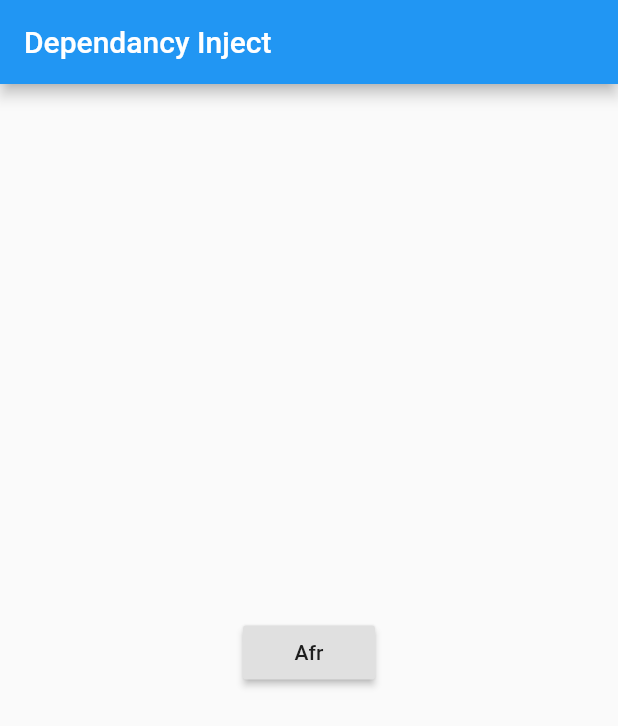
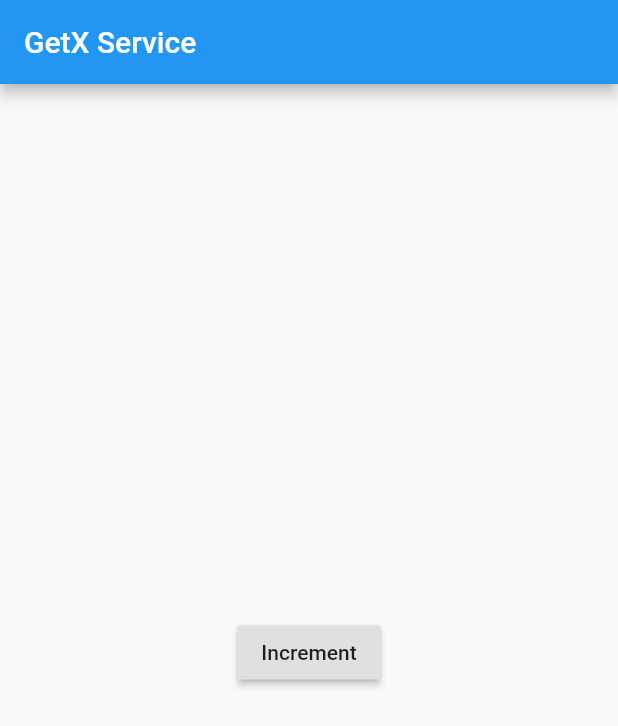
Before and after one commit to vleiswal/ripples_tut_getX, a Flutter app: the screen it shows after launch, on a phone screen of 412 x 824 dp. Shown: the top 726 px of the screen. Run offline on Flutter 3.47's test engine with Material 2 defaults, Android fonts, the phone set to English and light mode, and no system bars; our stand-ins replace get, shared_preferences.

Commit message:
lesson_17

```diff
--- a/lib/main.dart
+++ b/lib/main.dart
@@ -1,35 +1,33 @@
 import 'package:flutter/material.dart';
 import 'package:get/get.dart';
 import 'package:getx_tut_4/controllers/my_controller.dart';
+import 'package:getx_tut_4/controllers/service.dart';
 import 'package:getx_tut_4/screens/home_screen.dart';
 import 'package:getx_tut_4/screens/next_screen.dart';
 import 'package:getx_tut_4/screens/unknown_route.dart';
 import 'package:getx_tut_4/usr/messages.dart';
 import 'package:getx_tut_4/usr/student.dart';
 
-void main() {
+Future<void> main() async {
+  await initServices();
   runApp(MyApp());
+}
+
+Future<void> initServices() async {
+  print('Starting Services....');
+  await Get.putAsync<Service>(() async => Service());
+  print('All services started....');
 }
 
 class MyApp extends StatelessWidget {
   @override
   Widget build(BuildContext context) {
-//Create Controller
-    // final MyController myController =
-    //     Get.put(MyController(), tag: 'instance1', permanent: true);
-
-    //Get.lazyPut(() => MyController());
-
-    //Get.create<MyController>(() => MyController());
-
-    Get.putAsync<MyController>(() async => MyController());
-
     return GetMaterialApp(
-      title: 'Dependancy Inject',
+      title: 'GetX Service',
       debugShowCheckedModeBanner: false,
       home: Scaffold(
         appBar: AppBar(
-          title: Text('Dependancy Inject'),
+          title: Text('GetX Service'),
         ),
         body: Center(
           child: Column(
@@ -37,10 +35,9 @@ class MyApp extends StatelessWidget {
             crossAxisAlignment: CrossAxisAlignment.center,
             children: [
               RaisedButton(
-                child: Text('Afr'),
+                child: Text('Increment'),
                 onPressed: () {
-                  //Get.find<MyController>();
-                  Get.find<MyController>().incrementCounter();
+                  Get.find<Service>().incrementCounter();
                 },
               ),
               SizedBox(height: 10),
@@ -50,6 +47,46 @@ class MyApp extends StatelessWidget {
       ),
     );
   }
+
+// class MyApp extends StatelessWidget {
+//   @override
+//   Widget build(BuildContext context) {
+// //Create Controller
+//     // final MyController myController =
+//     //     Get.put(MyController(), tag: 'instance1', permanent: true);
+
+//     //Get.lazyPut(() => MyController());
+
+//     //Get.create<MyController>(() => MyController());
+
+//     Get.putAsync<MyController>(() async => MyController());
+
+//     return GetMaterialApp(
+//       title: 'Dependancy Inject',
+//       debugShowCheckedModeBanner: false,
+//       home: Scaffold(
+//         appBar: AppBar(
+//           title: Text('Dependancy Inject'),
+//         ),
+//         body: Center(
+//           child: Column(
+//             mainAxisAlignment: MainAxisAlignment.center,
+//             crossAxisAlignment: CrossAxisAlignment.center,
+//             children: [
+//               RaisedButton(
+//                 child: Text('Afr'),
+//                 onPressed: () {
+//                   //Get.find<MyController>();
+//                   Get.find<MyController>().incrementCounter();
+//                 },
+//               ),
+//               SizedBox(height: 10),
+//             ],
+//           ),
+//         ),
+//       ),
+//     );
+//   }
 
 // class MyApp extends StatelessWidget {
 //   //Create Controller
--- a/pubspec.yaml
+++ b/pubspec.yaml
@@ -24,6 +24,7 @@ dependencies:
   flutter:
     sdk: flutter
   cupertino_icons: ^1.0.1
+  fireflutter: ^0.0.39
   get: ^3.21.3
   shared_preferences: ^0.5.12+4
 
```
Also changed, not shown: lib/controllers/service.dart (added, +11 -0 lines), pubspec.lock, 2 other files.
